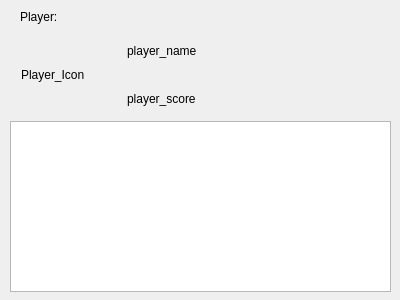
Old version of the form forms/memory_widget.ui in the repository tuxflo/Memory_Qt_GUI.
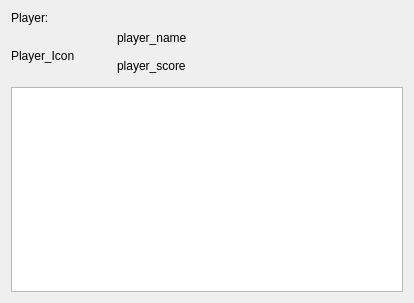
New version of the form.

Patch:
```diff
--- a/forms/memory_widget.ui
+++ b/forms/memory_widget.ui
@@ -6,45 +6,24 @@
    <rect>
     <x>0</x>
     <y>0</y>
-    <width>400</width>
-    <height>300</height>
+    <width>414</width>
+    <height>303</height>
    </rect>
   </property>
   <property name="windowTitle">
    <string>Form</string>
   </property>
-  <widget class="QGraphicsView" name="graphicsView">
-   <property name="geometry">
-    <rect>
-     <x>10</x>
-     <y>121</y>
-     <width>381</width>
-     <height>171</height>
-    </rect>
-   </property>
-  </widget>
+  <layout class="QVBoxLayout" name="verticalLayout_2">
+   <item>
+    <layout class="QVBoxLayout" name="verticalLayout">
+     <item>
   <widget class="QLabel" name="title">
-   <property name="geometry">
-    <rect>
-     <x>20</x>
-     <y>10</y>
-     <width>57</width>
-     <height>14</height>
-    </rect>
-   </property>
    <property name="text">
     <string>Player:</string>
    </property>
   </widget>
-  <widget class="QWidget" name="">
-   <property name="geometry">
-    <rect>
-     <x>21</x>
-     <y>31</y>
-     <width>358</width>
-     <height>88</height>
-    </rect>
-   </property>
+     </item>
+     <item>
    <layout class="QGridLayout" name="gridLayout">
     <item row="0" column="0" rowspan="2">
      <widget class="QLabel" name="player_icon">
@@ -92,7 +71,13 @@
      </widget>
     </item>
    </layout>
-  </widget>
+     </item>
+     <item>
+      <widget class="QGraphicsView" name="graphicsView"/>
+     </item>
+    </layout>
+   </item>
+  </layout>
  </widget>
  <resources/>
  <connections/>
```
Lines whose indentation alone changed are shown as unchanged.
